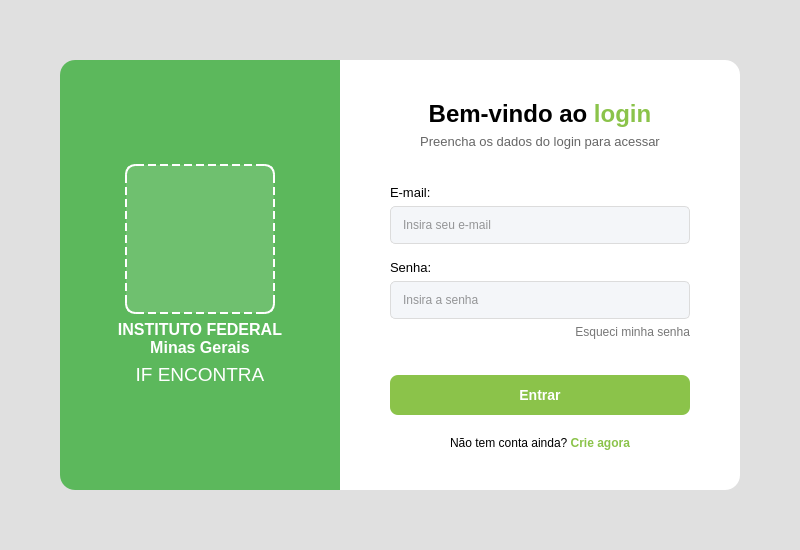
Above: views/ui/loginIfEncontra.ui from iasmin-santos/Trabalho_Interdisciplinar_POO before the change. Below: the same form after it.
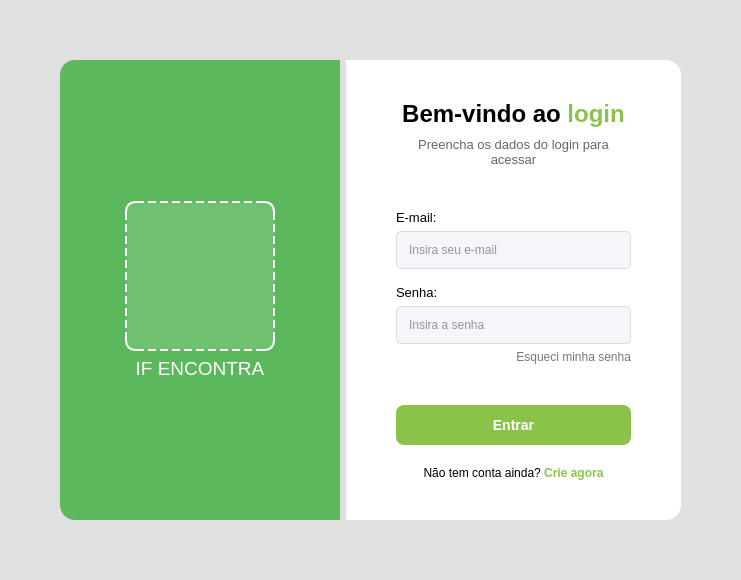
That is the form after the change. Icons and pictures are not drawn.

The edit to the form file:
```diff
--- a/views/ui/loginIfEncontra.ui
+++ b/views/ui/loginIfEncontra.ui
@@ -6,20 +6,23 @@
    <rect>
     <x>0</x>
     <y>0</y>
-    <width>800</width>
-    <height>550</height>
+    <width>741</width>
+    <height>580</height>
    </rect>
   </property>
+  <property name="sizePolicy">
+   <sizepolicy hsizetype="Expanding" vsizetype="Expanding">
+    <horstretch>0</horstretch>
+    <verstretch>0</verstretch>
+   </sizepolicy>
+  </property>
   <property name="windowTitle">
    <string>Login - IF Encontra</string>
   </property>
   <property name="styleSheet">
    <string>QWidget#LoginWindow { background-color: #e0e0e0; }</string>
   </property>
-  <layout class="QHBoxLayout" name="horizontalLayout">
-   <property name="spacing">
-    <number>0</number>
-   </property>
+  <layout class="QGridLayout" name="gridLayout">
    <property name="leftMargin">
     <number>60</number>
    </property>
@@ -32,7 +35,7 @@
    <property name="bottomMargin">
     <number>60</number>
    </property>
-   <item>
+   <item row="0" column="0">
     <widget class="QFrame" name="frame_esquerda">
      <property name="minimumSize">
       <size>
@@ -70,7 +73,7 @@
         </property>
        </spacer>
       </item>
-      <item alignment="Qt::AlignmentFlag::AlignHCenter">
+      <item alignment="Qt::AlignmentFlag::AlignHCenter|Qt::AlignmentFlag::AlignVCenter">
        <widget class="QLabel" name="label_logo_placeholder">
         <property name="minimumSize">
          <size>
@@ -103,24 +106,6 @@
         </property>
        </widget>
       </item>
-      <item>
-       <widget class="QLabel" name="label_ifmg">
-        <property name="font">
-         <font>
-          <family>Arial</family>
-          <pointsize>12</pointsize>
-          <bold>true</bold>
-         </font>
-        </property>
-        <property name="text">
-         <string>INSTITUTO FEDERAL
-Minas Gerais</string>
-        </property>
-        <property name="alignment">
-         <set>Qt::AlignmentFlag::AlignCenter</set>
-        </property>
-       </widget>
-      </item>
       <item>
        <widget class="QLabel" name="label_sistema">
         <property name="font">
@@ -153,7 +138,7 @@
      </layout>
     </widget>
    </item>
-   <item>
+   <item row="0" column="1">
     <widget class="QFrame" name="frame_direita">
      <property name="styleSheet">
       <string>QFrame {
@@ -212,6 +197,12 @@
       </item>
       <item>
        <widget class="QLabel" name="label_subtitulo">
+        <property name="sizePolicy">
+         <sizepolicy hsizetype="Expanding" vsizetype="Expanding">
+          <horstretch>0</horstretch>
+          <verstretch>0</verstretch>
+         </sizepolicy>
+        </property>
         <property name="font">
          <font>
           <family>Arial</family>
@@ -227,6 +218,9 @@
         <property name="alignment">
          <set>Qt::AlignmentFlag::AlignCenter</set>
         </property>
+        <property name="wordWrap">
+         <bool>true</bool>
+        </property>
        </widget>
       </item>
       <item>
```
Left out of the diff: 5 changed lines with no effect on the pictures.
